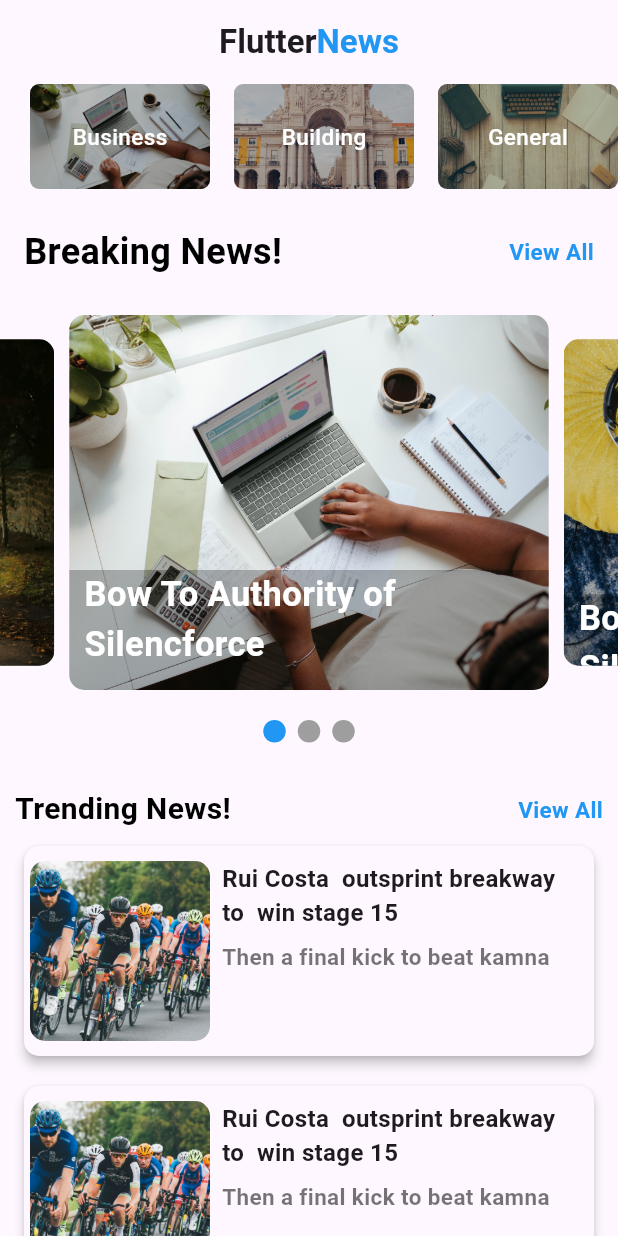
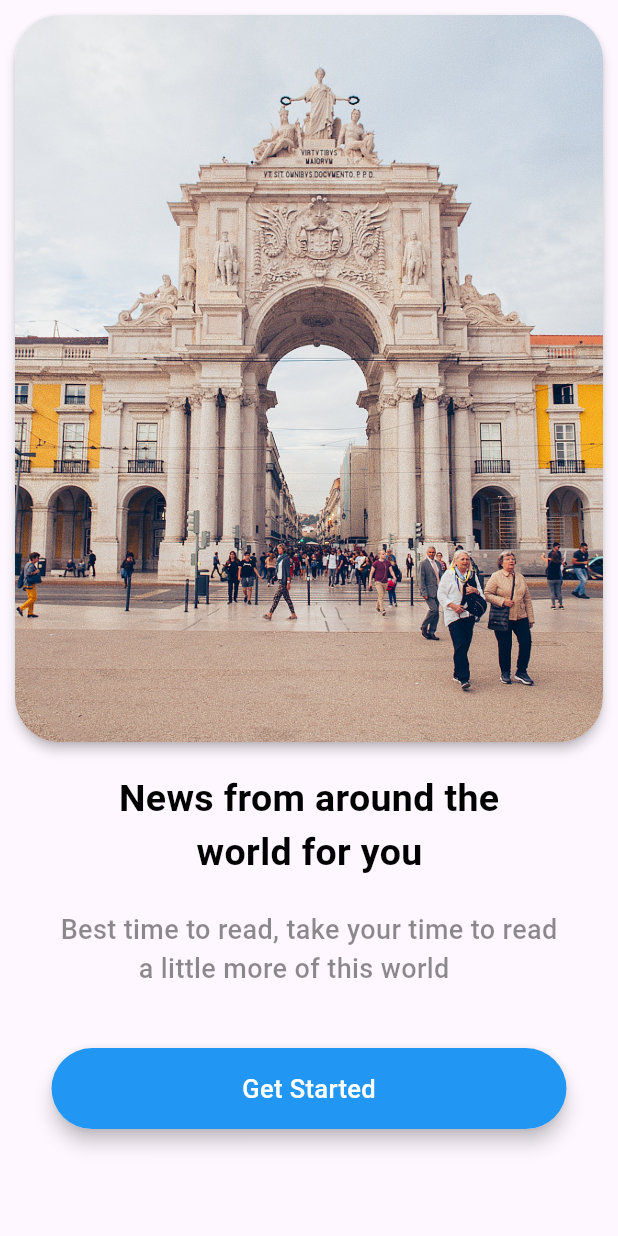
Before and after one commit to SemihKucukpehlivan/flutter_news_app, a Flutter app: the screen it shows after launch, on a phone screen of 412 x 824 dp. Run offline on Flutter 3.47's test engine with Material 3 defaults, Android fonts, the phone set to English and light mode, and no system bars; drawn by our look-alikes of carousel_slider, smooth_page_indicator.

Commit message:
landing_page added

```diff
--- a/lib/main.dart
+++ b/lib/main.dart
@@ -1,5 +1,5 @@
 import 'package:flutter/material.dart';
-import 'package:flutter_news_app/pages/home.dart';
+import 'package:flutter_news_app/pages/landing_page.dart';
 
 void main() => runApp(const MyApp());
 
@@ -10,7 +10,7 @@ class MyApp extends StatelessWidget {
   Widget build(BuildContext context) {
     return const MaterialApp(
       debugShowCheckedModeBanner: false,
-      home: Home(),
+      home: LandingPage(),
     );
   }
 }
--- a/lib/pages/landing_page.dart
+++ b/lib/pages/landing_page.dart
@@ -0,0 +1,92 @@
+import 'package:flutter/material.dart';
+import 'package:flutter_news_app/pages/home.dart';
+
+class LandingPage extends StatefulWidget {
+  const LandingPage({super.key});
+
+  @override
+  State<LandingPage> createState() => _LandingPageState();
+}
+
+class _LandingPageState extends State<LandingPage> {
+  @override
+  Widget build(BuildContext context) {
+    return Scaffold(
+      body: Container(
+        margin: const EdgeInsets.symmetric(horizontal: 10, vertical: 10),
+        child: Column(
+          children: [
+            Material(
+              elevation: 3,
+              borderRadius: BorderRadius.circular(30),
+              child: ClipRRect(
+                borderRadius: BorderRadius.circular(30),
+                child: Image.asset(
+                  "assets/images/building.jpg",
+                  width: MediaQuery.of(context).size.width,
+                  height: MediaQuery.of(context).size.height / 1.7,
+                  fit: BoxFit.cover,
+                ),
+              ),
+            ),
+            const SizedBox(
+              height: 20.0,
+            ),
+            const Text(
+              "News from around the\n        world for you",
+              style: TextStyle(
+                color: Colors.black,
+                fontSize: 25.0,
+                fontWeight: FontWeight.bold,
+              ),
+            ),
+            const SizedBox(height: 20.0),
+            const Text(
+              "Best time to read, take your time to read\n           a little more of this world",
+              style: TextStyle(
+                color: Colors.black45,
+                fontSize: 18.0,
+                fontWeight: FontWeight.w500,
+              ),
+            ),
+            const SizedBox(height: 40),
+            SizedBox(
+              width: MediaQuery.of(context).size.width / 1.2,
+              child: Material(
+                borderRadius: BorderRadius.circular(30),
+                elevation: 5,
+                child: InkWell(
+                  onTap: () {
+                    Navigator.pushReplacement(
+                      context,
+                      MaterialPageRoute(
+                        builder: (context) => const Home(),
+                      ),
+                    );
+                  },
+                  child: Container(
+                    padding: const EdgeInsets.symmetric(vertical: 15),
+                    decoration: BoxDecoration(
+                      color: Colors.blue,
+                      borderRadius: BorderRadius.circular(30),
+                    ),
+                    child: const Center(
+                      child: Text(
+                        "Get Started",
+                        style: TextStyle(
+                          color: Colors.white,
+                          fontSize: 17,
+                          fontWeight: FontWeight.w500,
+                        ),
+                      ),
+                    ),
+                  ),
+                ),
+              ),
+            ),
+          ],
+        ),
+      ),
+    );
+  }
+}
```
